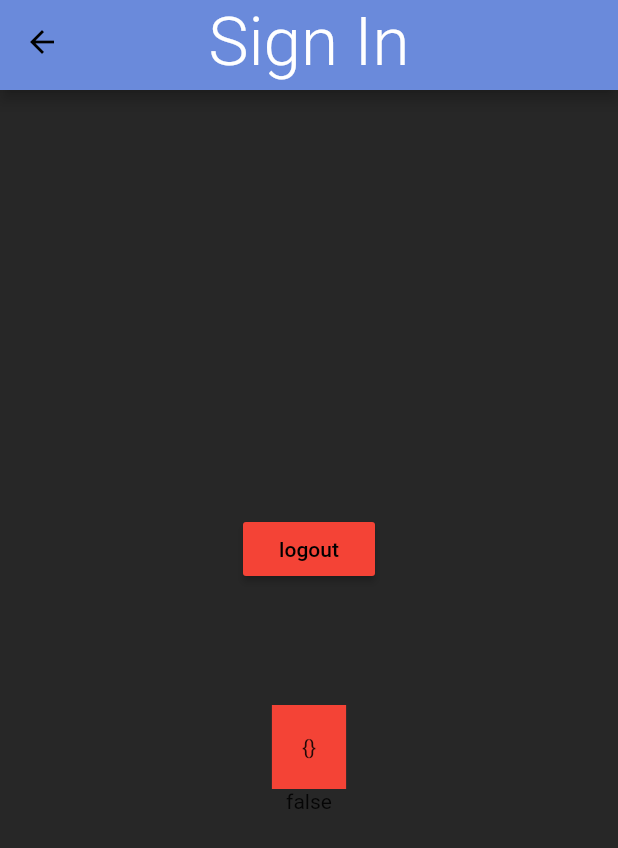
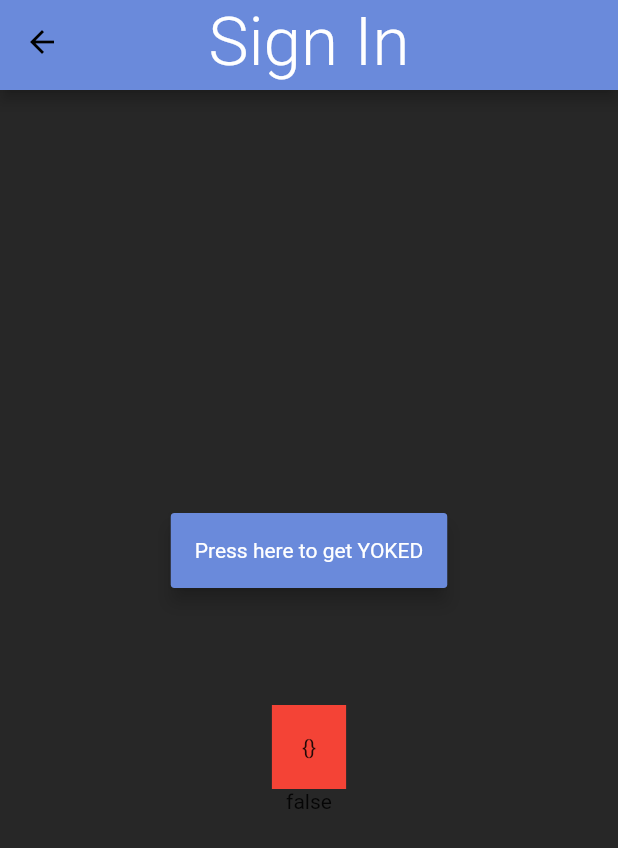
Before and after one commit to eth212/htn2019, a Flutter app: the GoogleLogInPage screen opened directly, on a phone screen of 412 x 824 dp. Shown: the top 848 px of the screen. Run offline on Flutter 3.47's test engine with Material 2 defaults, Android fonts, the phone set to English and light mode, and no system bars; our stand-ins replace camera, cloud_firestore, firebase_auth, google_sign_in, progress_indicators, rxdart; missing offline and left inert: flutter_isolate, flutter_rounded_progress_bar, tflite; accounts and stored records are empty.

Commit message:
added proper  routing button after sign in

```diff
--- a/mobile/squat/lib/routes/googleLoginDebugging.dart
+++ b/mobile/squat/lib/routes/googleLoginDebugging.dart
@@ -1,6 +1,8 @@
 import 'package:flutter/material.dart';
 import 'package:squat/main.dart';
 import '../utils/authenticator.dart';
+import 'workout_selection.dart';
+
 
 
 class GoogleLogInPage extends StatelessWidget{
@@ -23,7 +25,7 @@ class GoogleLogInPage extends StatelessWidget{
             child:Column(
               mainAxisAlignment: MainAxisAlignment.spaceBetween,
               children: <Widget>[
-                LoginButton(),
+                MainLoginButton(),
                 UserProfile()
                 ],
             ),
@@ -94,3 +96,55 @@ class UserProfileState extends State<UserProfile> {
       );
     }
   }
+
+  class MainLoginButton extends StatelessWidget {
+
+  @override
+  Widget build(BuildContext context) {
+    return StreamBuilder(
+      stream: authService.user,
+      builder: (context, snapshot){
+        if(!snapshot.hasData){
+          return MaterialButton(
+                  shape: RoundedRectangleBorder(
+                      borderRadius: BorderRadius.all(Radius.circular(2.5))),
+                  elevation: 5.0,
+                  minWidth: 164.0,
+                  height: 50,
+                  color: Color(0xff6A8ADB),
+                  child: new Text('Login With Google',
+                      style: new TextStyle(
+                          fontSize: 14.0,
+                          color: Colors.white,
+                          fontWeight: FontWeight.w400)),
+                  onPressed: () => authService.signInWithGoogle(),
+                    );
+
+        }
+        else {
+          return  MaterialButton
+              (
+                  shape: RoundedRectangleBorder(
+                      borderRadius: BorderRadius.all(Radius.circular(2.5))),
+                  elevation: 5.0,
+                  minWidth: 164.0,
+                  height: 50,
+                  color: Color(0xff6A8ADB),
+                  child: new Text('Press here to get YOKED',
+                      style: new TextStyle(
+                          fontSize: 14.0,
+                          color: Colors.white,
+                          fontWeight: FontWeight.w400)),
+                  onPressed: () {
+                    Navigator.push(
+                      context,
+                      MaterialPageRoute(
+                        builder: (context) => WorkoutSelectionPage()
+                      ),
+                    );
+                  },);
+        }
+      }
+    );
+  }
+}
--- a/mobile/squat/lib/routes/home.dart
+++ b/mobile/squat/lib/routes/home.dart
@@ -1,6 +1,5 @@
 import 'package:flutter/material.dart';
-import 'package:squat/routes/googleLogin.dart';
-import 'login.dart';
+import 'package:squat/routes/googleLoginDebugging.dart';
 import 'workout_selection.dart';
 
 class HomePage extends StatefulWidget {
```
